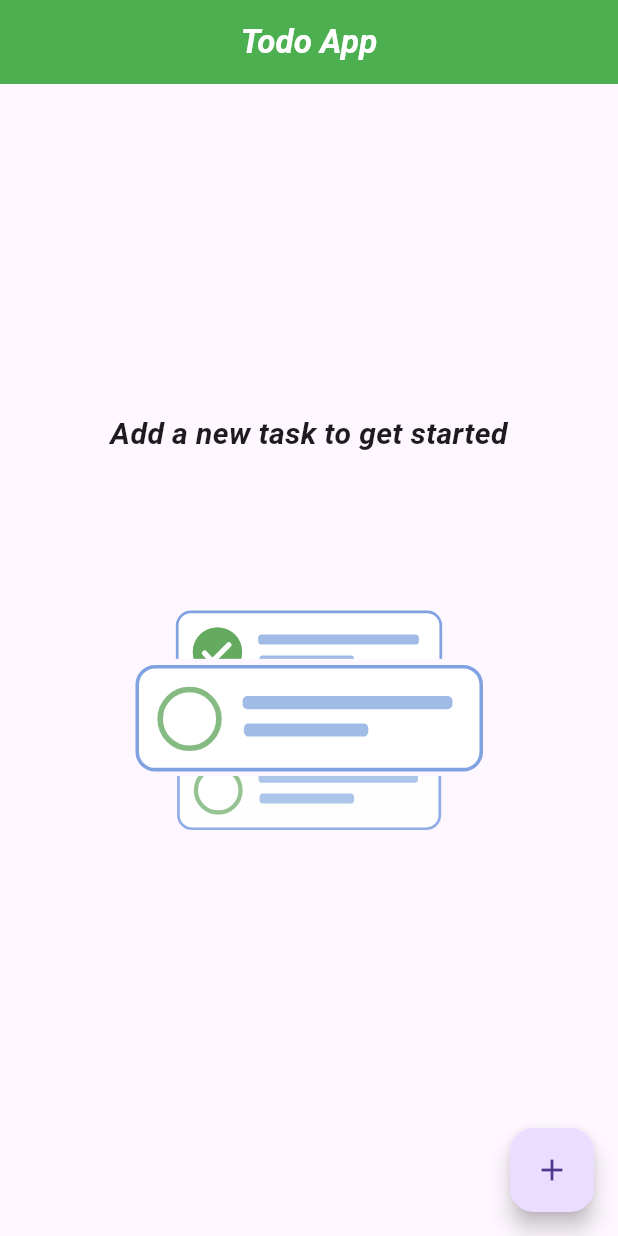
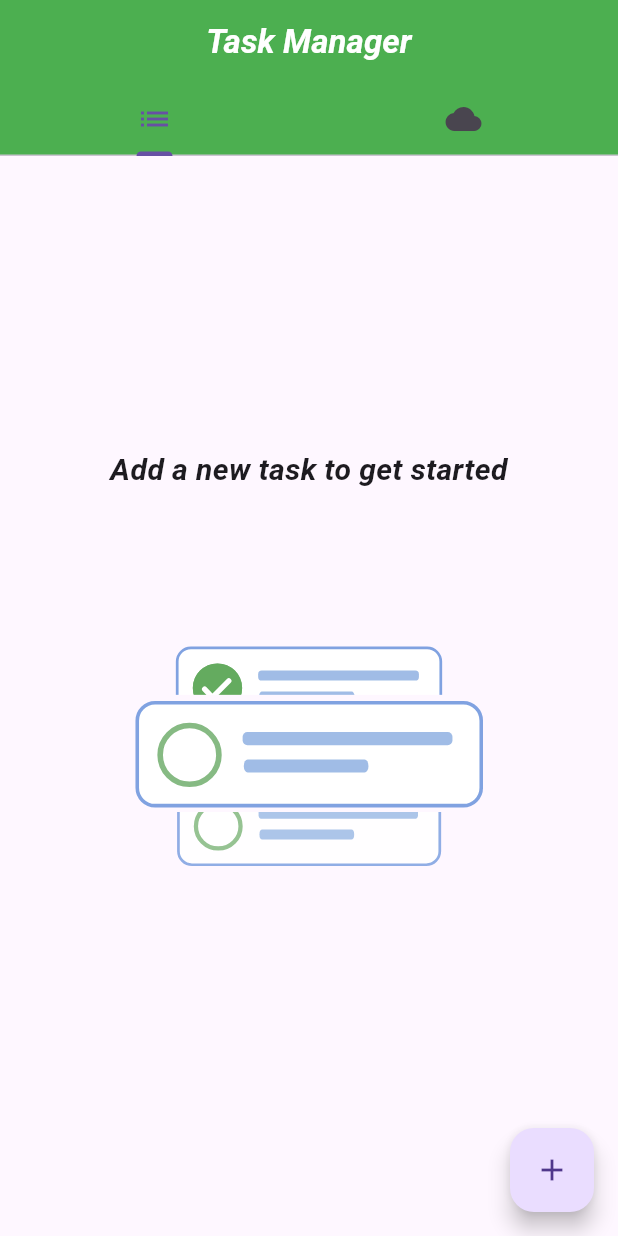
Before and after one commit to Antrimo/Clinikk-task, a Flutter app: the screen it shows after launch, on a phone screen of 412 x 824 dp. Run offline on Flutter 3.47's test engine with Material 3 defaults, Android fonts, the phone set to English and light mode, and no system bars; our stand-ins replace lottie.

```diff
--- a/lib/main.dart
+++ b/lib/main.dart
@@ -1,6 +1,6 @@
 import 'package:flutter/material.dart';
 
-import 'home_screen.dart';
+import 'screen/tab_screen.dart';
 
 void main() {
   runApp(const MyApp());
@@ -13,7 +13,7 @@ class MyApp extends StatelessWidget {
   Widget build(BuildContext context) {
     return const MaterialApp(
       debugShowCheckedModeBanner: false,
-      home: MyHomePage(),
+      home: TabScreen(),
     );
   }
 }
--- a/lib/posts_screen.dart
+++ b/lib/screen/posts_screen.dart
@@ -42,7 +42,8 @@ class _PostsScreenState extends State<PostsScreen> {
                 Expanded(
                   child: TextField(
                     controller: _searchController,
-                    decoration: const InputDecoration(labelText: 'Filter by User ID'),
+                    decoration:
+                        const InputDecoration(labelText: 'Filter by User ID'),
                     keyboardType: TextInputType.number,
                   ),
                 ),
--- /dev/null
+++ b/lib/screen/tab_screen.dart
@@ -0,0 +1,42 @@
+import 'package:flutter/material.dart';
+import 'package:task/screen/todo_screen.dart';
+
+class TabScreen extends StatelessWidget {
+  const TabScreen({super.key});
+
+  @override
+  Widget build(BuildContext context) {
+    return DefaultTabController(
+      length: 2,
+      child: Scaffold(
+        appBar: AppBar(
+          title: const Center(
+            child: Text(
+              "Task Manager",
+              style: TextStyle(
+                color: Colors.white,
+                fontWeight: FontWeight.bold,
+                fontStyle: FontStyle.italic,
+              ),
+            ),
+          ),
+          backgroundColor: Colors.green,
+          bottom: const TabBar(
+            tabs: [
+              Tab(icon: Icon(Icons.list)),
+              Tab(icon: Icon(Icons.cloud)),
+            ],
+          ),
+        ),
+        body: const TabBarView(
+          children: [
+            TodoScreen(),
+            Center(
+              child: Text("data"),
+            ),
+          ],
+        ),
+      ),
+    );
+  }
+}
--- a/lib/home_screen.dart
+++ b/lib/screen/todo_screen.dart
@@ -3,14 +3,14 @@ import 'package:lottie/lottie.dart';
 import 'package:task/utils/dialogBox.dart';
 import 'package:task/utils/todoTile.dart';
 
-class MyHomePage extends StatefulWidget {
-  const MyHomePage({super.key});
+class TodoScreen extends StatefulWidget {
+  const TodoScreen({super.key});
 
   @override
-  State<MyHomePage> createState() => _MyHomePageState();
+  State<TodoScreen> createState() => _TodoScreenState();
 }
 
-class _MyHomePageState extends State<MyHomePage> {
+class _TodoScreenState extends State<TodoScreen> {
   final List<Map<String, dynamic>> tasks = [];
 
   void addNewTask(String taskTitle) {
@@ -49,27 +49,24 @@ class _MyHomePageState extends State<MyHomePage> {
   @override
   Widget build(BuildContext context) {
     return Scaffold(
-      appBar: AppBar(
-        title: const Center(
-          child: Text(
-            "Todo App",
-            style: TextStyle(
-              color: Colors.white,
-              fontWeight: FontWeight.bold,
-              fontStyle: FontStyle.italic,
-            ),
-          ),
-        ),
-        backgroundColor: Colors.green,
-      ),
       body: tasks.isEmpty
           ? Column(
-            mainAxisAlignment: MainAxisAlignment.center,
-            children: [
-              const Text("Add a new task to get started",style: TextStyle(fontSize: 20,fontWeight: FontWeight.bold,fontStyle: FontStyle.italic),),
-              Center(child: Lottie.asset('assets/task1.json',fit: BoxFit.fill,)),
-            ],
-          )
+              mainAxisAlignment: MainAxisAlignment.center,
+              children: [
+                const Text(
+                  "Add a new task to get started",
+                  style: TextStyle(
+                      fontSize: 20,
+                      fontWeight: FontWeight.bold,
+                      fontStyle: FontStyle.italic),
+                ),
+                Center(
+                    child: Lottie.asset(
+                  'assets/task1.json',
+                  fit: BoxFit.fill,
+                )),
+              ],
+            )
           : ListView.builder(
               itemCount: tasks.length,
               itemBuilder: (context, index) {
@@ -82,7 +79,7 @@ class _MyHomePageState extends State<MyHomePage> {
                   onDelete: () => deleteTask(index),
                 );
               },
-      ),
+            ),
       floatingActionButton: FloatingActionButton(
         onPressed: newTask,
         child: const Icon(Icons.add),
```
